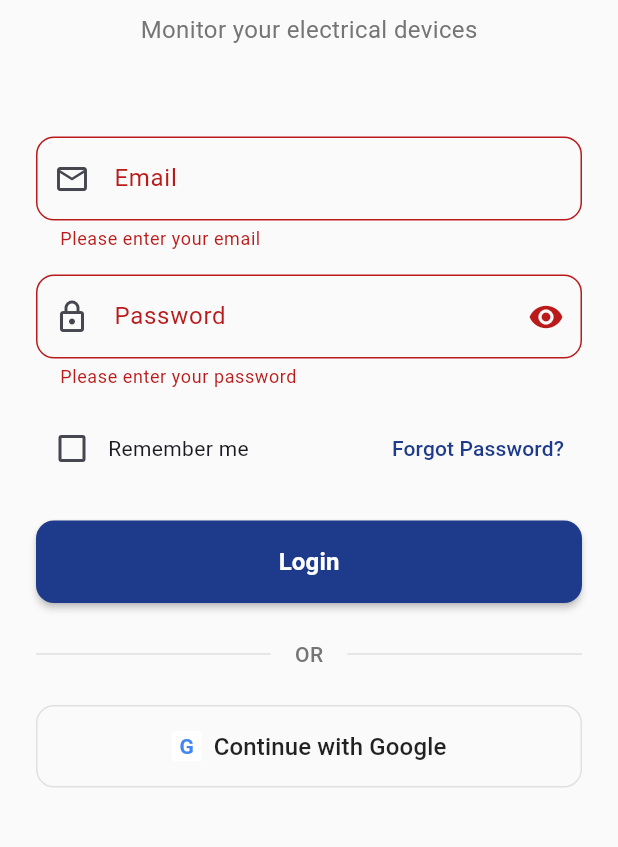
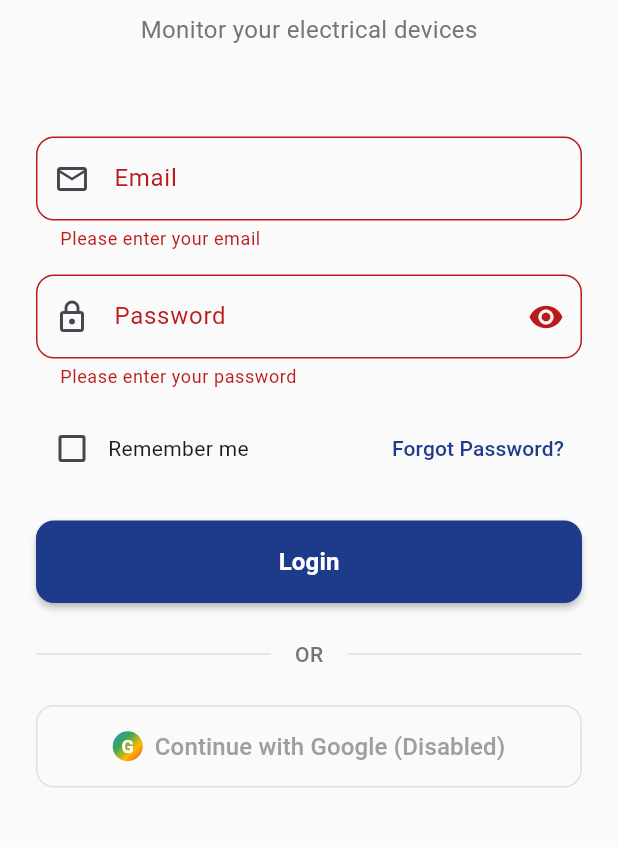
Before and after one commit to RensithUdara/electro_app, a Flutter app: the screen it shows after launch, after a tap on "Login", on a phone screen of 412 x 824 dp, the part 381-1228 px from its top. Run offline on Flutter 3.47's test engine with Material 3 defaults, Android fonts, the phone set to English and light mode, and no system bars; our stand-ins replace email_validator, firebase_auth, firebase_core, firebase_database, fl_chart, flutter_spinkit and 2 more; accounts and stored records are empty; Roboto replaces fonts that are missing (System).

Commit message:
Implement Google Sign-In functionality and update button state in LoginScreen

```diff
--- a/lib/views/login_screen.dart
+++ b/lib/views/login_screen.dart
@@ -3,6 +3,7 @@ import 'package:flutter/material.dart';
 import 'package:provider/provider.dart';
 
 import '../controllers/auth_controller.dart';
+import '../widgets/google_icon.dart';
 import 'home_screen.dart';
 import 'signup_screen.dart';
 
@@ -58,6 +59,43 @@ class _LoginScreenState extends State<LoginScreen> {
         ScaffoldMessenger.of(context).showSnackBar(
           SnackBar(
             content: Text('Error: ${e.toString()}'),
+            backgroundColor: Colors.red,
+          ),
+        );
+      }
+    } finally {
+      if (mounted) {
+        setState(() => _isLoading = false);
+      }
+    }
+  }
+
+  Future<void> _googleSignIn() async {
+    setState(() => _isLoading = true);
+
+    try {
+      final authController =
+          Provider.of<AuthController>(context, listen: false);
+      final success = await authController.signInWithGoogle();
+
+      if (success && mounted) {
+        Navigator.of(context).pushReplacement(
+          MaterialPageRoute(builder: (context) => const HomeScreen()),
+        );
+      } else if (mounted) {
+        final errorMessage = authController.errorMessage ?? 'Google Sign-In failed';
+        ScaffoldMessenger.of(context).showSnackBar(
+          SnackBar(
+            content: Text(errorMessage),
+            backgroundColor: Colors.red,
+          ),
+        );
+      }
+    } catch (e) {
+      if (mounted) {
+        ScaffoldMessenger.of(context).showSnackBar(
+          SnackBar(
+            content: Text('Google Sign-In error: ${e.toString()}'),
             backgroundColor: Colors.red,
           ),
         );
@@ -301,40 +339,23 @@ class _LoginScreenState extends State<LoginScreen> {
 
                     const SizedBox(height: 24),
 
-                    // Google Sign-In Button
+                    // Google Sign-In Button (Temporarily Disabled)
                     OutlinedButton.icon(
                       onPressed: () {
                         ScaffoldMessenger.of(context).showSnackBar(
                           const SnackBar(
-                            content: Text('Google Sign-In coming soon!'),
+                            content: Text('Google Sign-In temporarily disabled - use email/password'),
                             backgroundColor: Colors.orange,
                           ),
                         );
                       },
-                      icon: Container(
-                        width: 20,
-                        height: 20,
-                        decoration: BoxDecoration(
-                          color: Colors.white,
-                          borderRadius: BorderRadius.circular(2),
-                        ),
-                        child: const Center(
-                          child: Text(
-                            'G',
-                            style: TextStyle(
-                              fontSize: 14,
-                              fontWeight: FontWeight.bold,
-                              color: Color(0xFF4285F4),
-                            ),
-                          ),
-                        ),
-                      ),
+                      icon: const GoogleIcon(size: 20),
                       label: const Text(
-                        'Continue with Google',
+                        'Continue with Google (Disabled)',
                         style: TextStyle(
                           fontSize: 16,
                           fontWeight: FontWeight.w500,
-                          color: Colors.black87,
+                          color: Colors.grey,
                         ),
                       ),
                       style: OutlinedButton.styleFrom(
```
